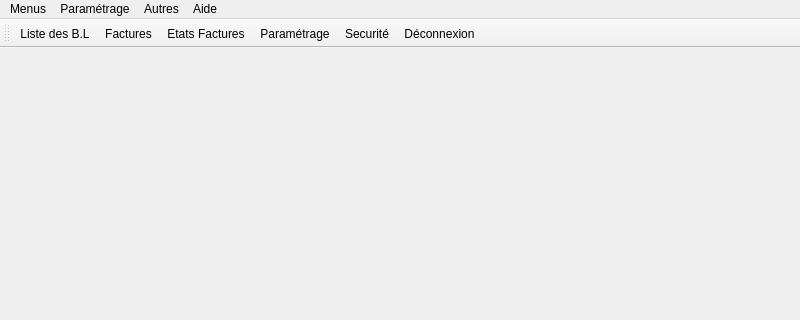
Before: the Qt Designer form mainwindow.ui in CIMFASO/desktop, drawn with Qt 5; both pictures show x 0 to 800 and y 0 to 320 of the 800 by 600 pixel window.
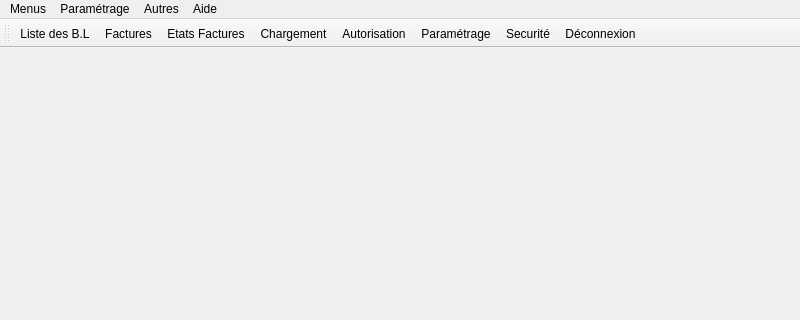
After: the same form once the commit is applied. Icons and pictures are not drawn.

```diff
--- a/mainwindow.ui
+++ b/mainwindow.ui
@@ -94,6 +94,8 @@
    <addaction name="actionListe_des_B_L"/>
    <addaction name="actionFactures"/>
    <addaction name="actionEtats_Factures"/>
+   <addaction name="actionChargement"/>
+   <addaction name="actionAutorisation"/>
    <addaction name="actionParam_trage"/>
    <addaction name="actionSecurit"/>
    <addaction name="actionDeconnexion"/>
@@ -177,6 +179,16 @@
     <string>Etats Factures</string>
    </property>
   </action>
+  <action name="actionChargement">
+   <property name="text">
+    <string>Chargement</string>
+   </property>
+  </action>
+  <action name="actionAutorisation">
+   <property name="text">
+    <string>Autorisation</string>
+   </property>
+  </action>
  </widget>
  <resources>
   <include location="ressources/images.qrc"/>
```
Left out of the diff: 4 changed lines with no effect on the pictures.
